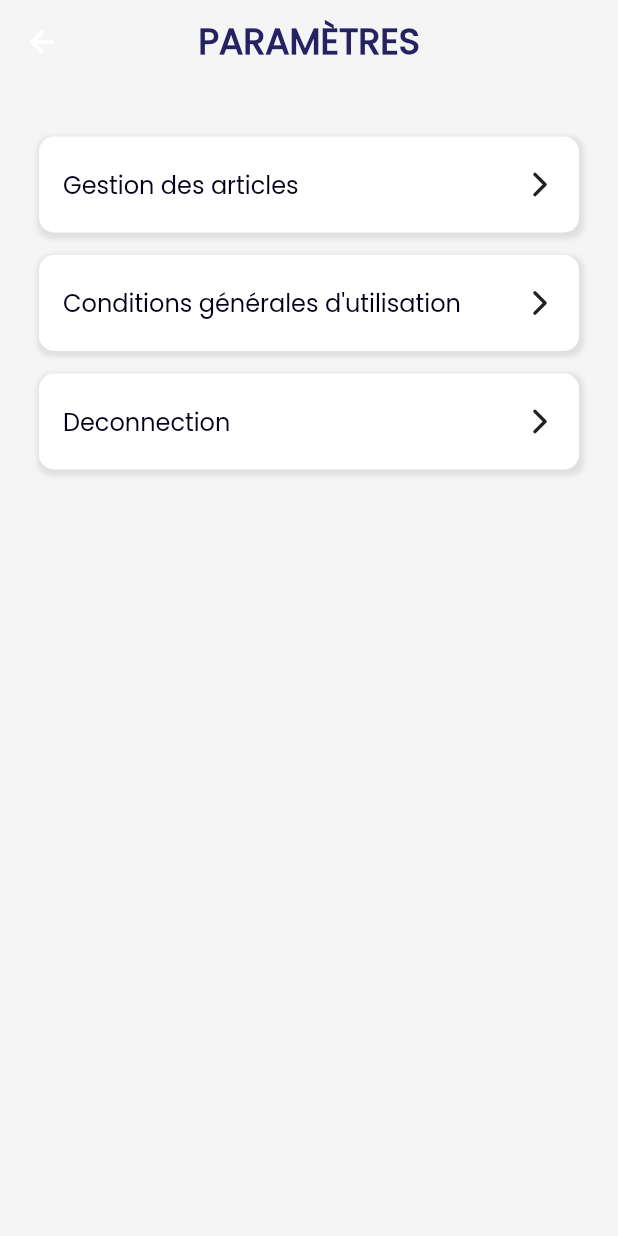
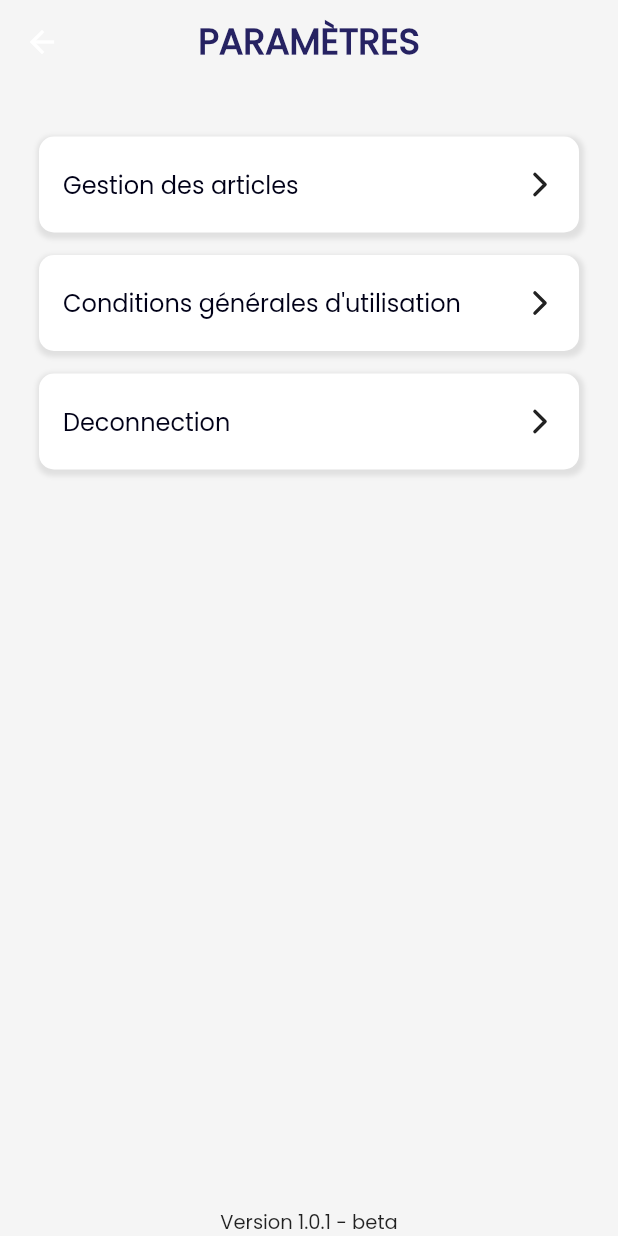
Before and after one commit to charleskoko/mpos_app, a Flutter app: the SettingsPage screen opened directly, on a phone screen of 412 x 824 dp. Run offline on Flutter 3.47's test engine with Material 2 defaults, Android fonts, the phone set to English and light mode, and no system bars; our stand-ins replace bloc, dartz, dio, flutter_bloc, flutter_dotenv, flutter_secure_storage and 5 more; accounts and stored records are empty.

Commit message:
Update settings_page.dart

```diff
--- a/lib/settings/presentation/settings_page.dart
+++ b/lib/settings/presentation/settings_page.dart
@@ -267,6 +267,20 @@ class _SettingsPage extends State<SettingsPage> {
                   ]),
                 ),
               ),
+              Expanded(
+                child: Container(),
+              ),
+              Container(
+                child: const Center(
+                  child: Text(
+                    'Version 1.0.1 - beta',
+                    style: TextStyle(
+                      fontFamily: 'Poppins-Regular',
+                      fontSize: 13,
+                    ),
+                  ),
+                ),
+              )
             ],
           ),
         ),
```
